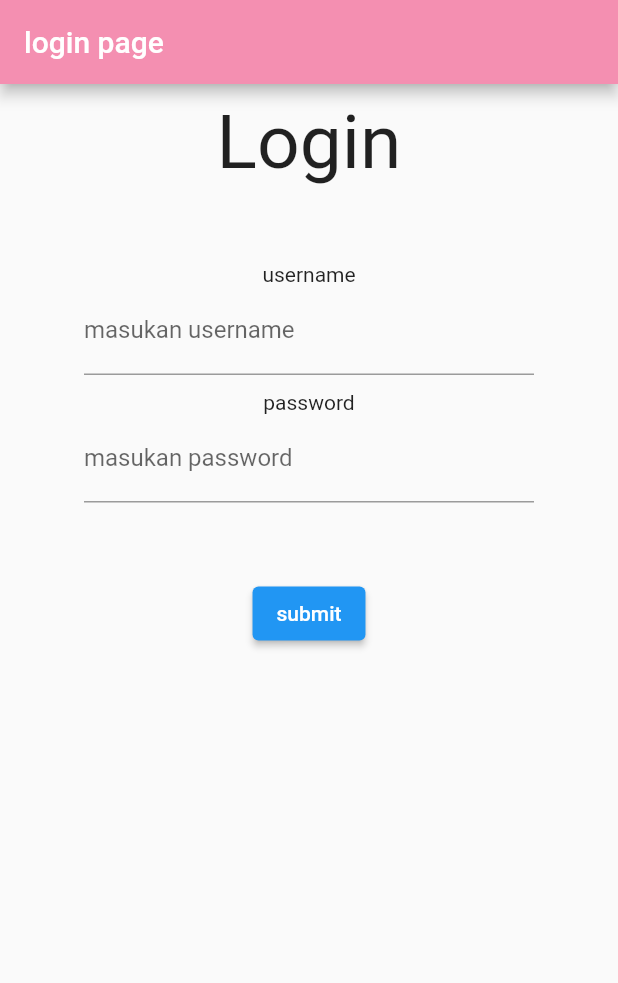
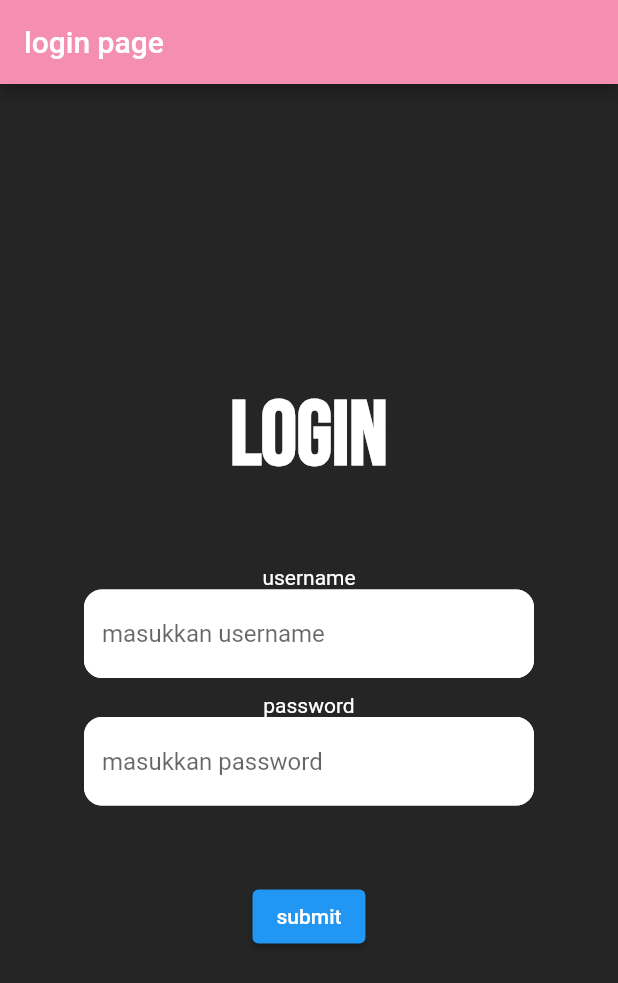
Before and after one commit to fagiln/gabuts, a Flutter app: the screen it shows after launch, on a phone screen of 412 x 824 dp. Shown: the top 983 px of the screen. Run offline on Flutter 3.47's test engine with Material 2 defaults, Android fonts, the light colour scheme and no system bars; our stand-ins replace google_fonts, shared_preferences.

Commit message:
change background color

```diff
--- a/lib/login.dart
+++ b/lib/login.dart
@@ -1,9 +1,8 @@
 import 'package:flutter/material.dart';
-import 'main.dart';
-import 'drawerku.dart';
-import 'home.dart';
+import 'package:google_fonts/google_fonts.dart';
 import 'package:shared_preferences/shared_preferences.dart';
 
+import 'home.dart';
 
 class login_page extends StatelessWidget {
   final usernameC = TextEditingController();
@@ -47,13 +46,14 @@ class login_page extends StatelessWidget {
 
     cekLogin();
     return Scaffold(
+      backgroundColor: Color.fromARGB(255, 37, 37, 37),
       appBar: AppBar(
         backgroundColor: Colors.pink[200],
         title: Text("login page"),
       ),
       body: Center(
         child: Column(
-          // mainAxisAlignment: MainAxisAlignment.spaceEvenly,
+          mainAxisAlignment: MainAxisAlignment.center,
           children: [
             Container(
               margin: EdgeInsets.only(
@@ -62,10 +62,12 @@ class login_page extends StatelessWidget {
               ),
               child: Column(
                 children: [
-                  Text(
-                    "Login",
-                    style: TextStyle(fontSize: 50),
-                  ),
+                  Text("Login",
+                      style: GoogleFonts.bebasNeue(
+                        fontSize: 60,
+                        color: Colors.white,
+                        fontWeight: FontWeight.bold,
+                      )),
                 ],
               ),
             ),
@@ -77,11 +79,26 @@ class login_page extends StatelessWidget {
               padding: EdgeInsets.zero,
               child: Column(
                 children: [
-                  Text("username"),
+                  Text(
+                    "username",
+                    style: TextStyle(color: Colors.white),
+                  ),
                   TextField(
                     controller: usernameC,
-                    decoration:
-                        InputDecoration(label: Text("masukan username")),
+                    decoration: InputDecoration(
+                      enabledBorder: OutlineInputBorder(
+                        borderSide: BorderSide(color: Colors.white),
+                        borderRadius: BorderRadius.circular(12),
+                      ),
+                      focusedBorder: OutlineInputBorder(
+                        borderSide: BorderSide(
+                            color: Color.fromARGB(255, 244, 143, 177)),
+                        borderRadius: BorderRadius.circular(12),
+                      ),
+                      hintText: ("masukkan username"),
+                      fillColor: Colors.white,
+                      filled: true,
+                    ),
                   )
                 ],
               ),
@@ -93,14 +110,24 @@ class login_page extends StatelessWidget {
               ),
               child: Column(
                 children: [
-                  Text("password"),
+                  Text("password", style: TextStyle(color: Colors.white)),
                   password = TextField(
                     obscureText: true,
                     controller: passwordC,
                     decoration: InputDecoration(
-                        label: Text(
-                      "masukan password",
-                    )),
+                      enabledBorder: OutlineInputBorder(
+                        borderSide: BorderSide(color: Colors.white),
+                        borderRadius: BorderRadius.circular(12),
+                      ),
+                      focusedBorder: OutlineInputBorder(
+                        borderSide: BorderSide(
+                            color: Color.fromARGB(255, 244, 143, 177)),
+                        borderRadius: BorderRadius.circular(12),
+                      ),
+                      hintText: ("masukkan password"),
+                      fillColor: Colors.white,
+                      filled: true,
+                    ),
                   )
                 ],
               ),
```
